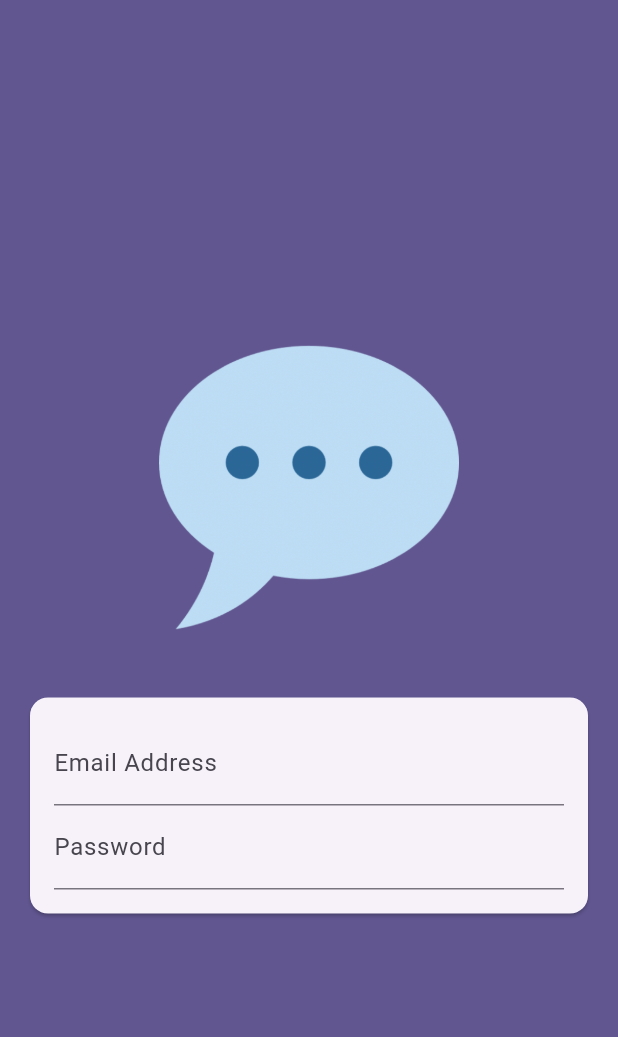
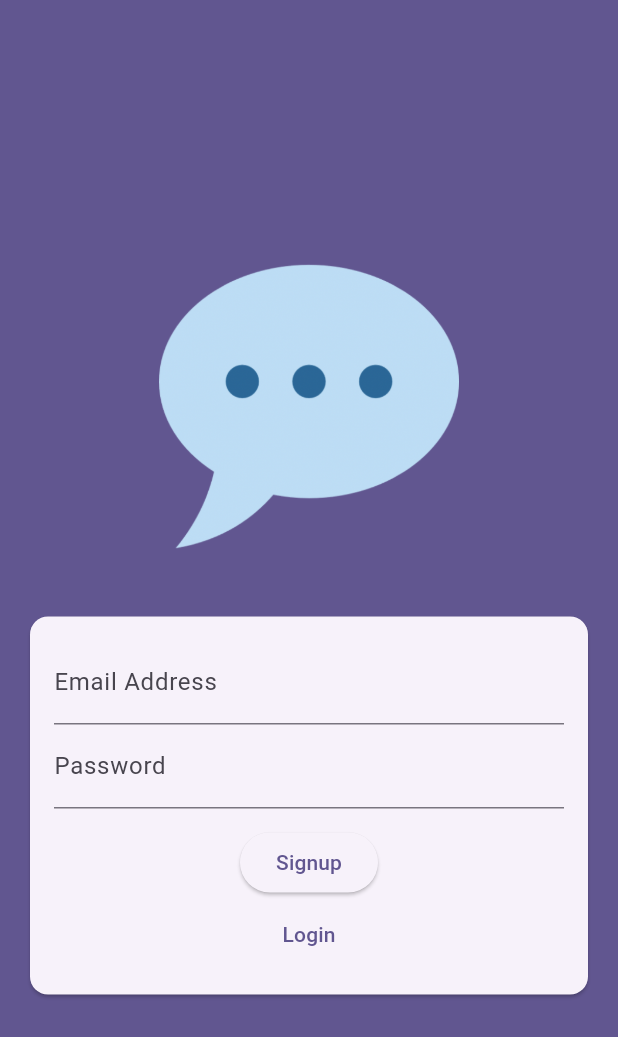
Before and after one commit to Ali-Rhayem/chat_app, a Flutter app: the screen it shows after launch, on a phone screen of 412 x 824 dp. Shown: the top 1037 px of the screen. Run offline on Flutter 3.47's test engine with Material 3 defaults, Android fonts, the phone set to English and light mode, and no system bars.

Commit message:
Add Signup and Login buttons to AuthScreen

```diff
--- a/lib/screens/auth.dart
+++ b/lib/screens/auth.dart
@@ -53,6 +53,15 @@ class _AuthScreenState extends State<AuthScreen> {
                             ),
                             obscureText: true,
                           ),
+                          const SizedBox(height: 12),
+                          ElevatedButton(
+                            onPressed: () {},
+                            child: const Text('Signup'),
+                          ),
+                          TextButton(
+                            onPressed: () {},
+                            child: const Text('Login'),
+                          ),
                         ],
                       ),
                     ),
```
